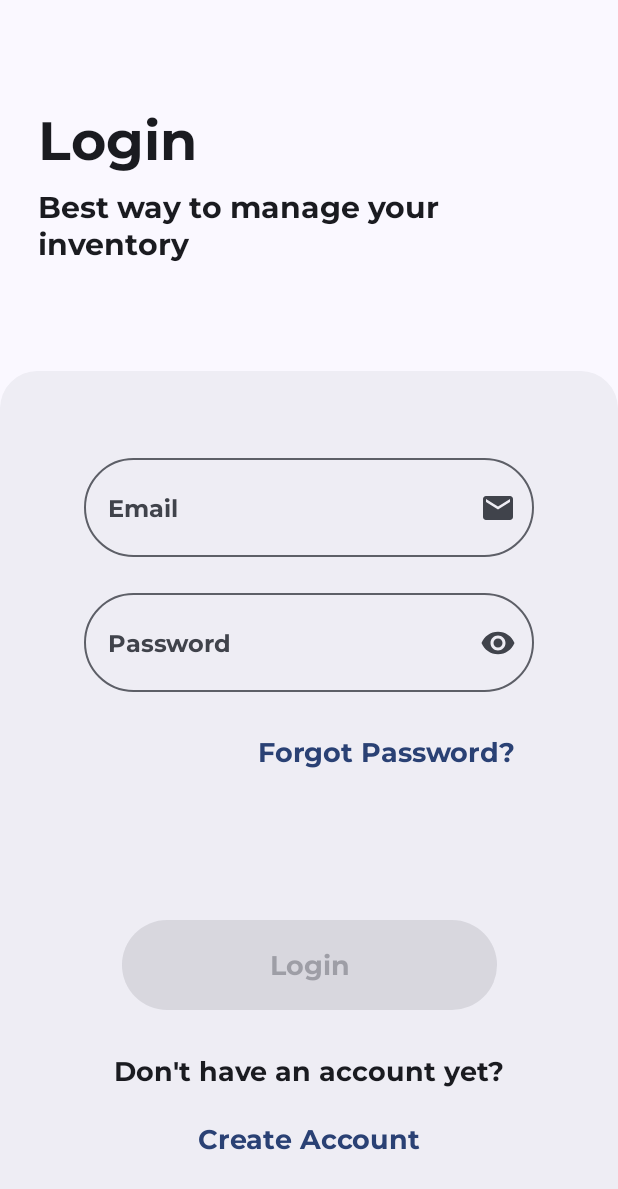
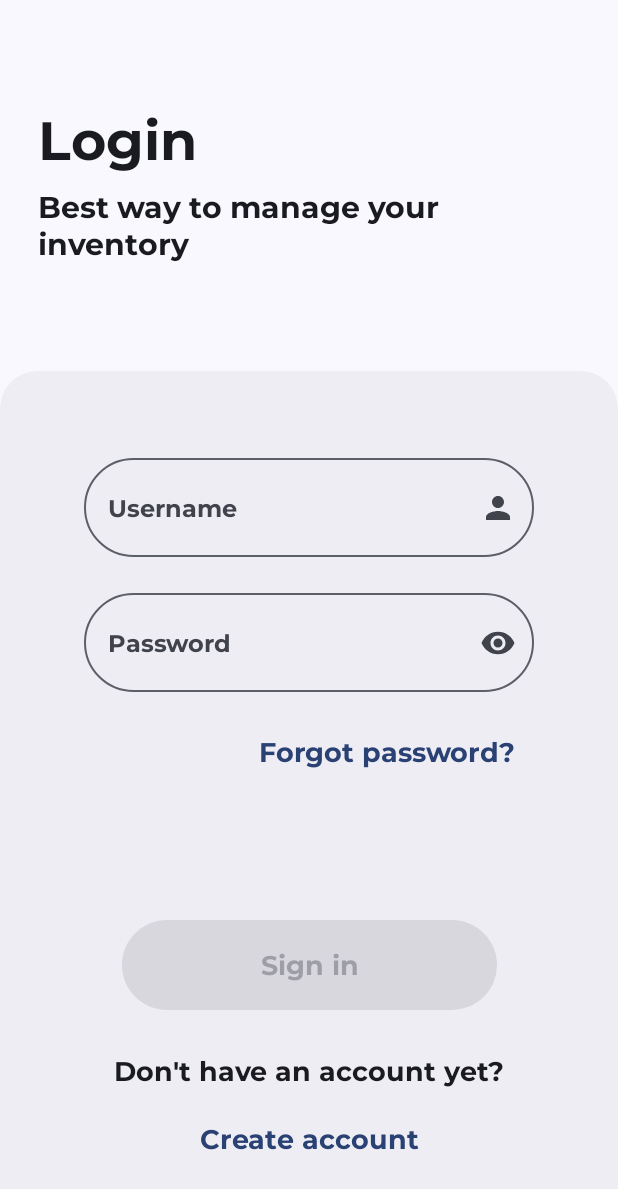
Before and after one commit to nxtgencat/NxtVentory, an Android app built with Jetpack Compose: the screen it shows after launch (MainActivity), after a tap on "Go back", on a phone screen of 412 x 824 dp. Shown: the top 1189 px of the screen. Run offline under Robolectric (Android 15) with nearby library versions, the phone set to English and light mode, and no system bars; our stand-ins replace Firebase (no records; nobody signed in at launch, a user with empty details on screens opened directly), Voyager; Roboto replaces fonts that are not available here; 2 other taps on this screen came first.

Commit message:
username fixes

```diff
--- a/app/build.gradle.kts
+++ b/app/build.gradle.kts
@@ -82,5 +82,7 @@ dependencies {
     implementation("com.google.firebase:firebase-auth")
     implementation("com.google.firebase:firebase-firestore")
 
+    implementation("androidx.compose.runtime:runtime-livedata:1.6.5")
+
 
 }
--- a/app/src/main/java/cat/nxtventory/meow/inventory/InventoryScreen.kt
+++ b/app/src/main/java/cat/nxtventory/meow/inventory/ui/InventoryScreen.kt
@@ -1,4 +1,4 @@
-package cat.nxtventory.meow.inventory
+package cat.nxtventory.meow.inventory.ui
 
 import androidx.compose.foundation.layout.Arrangement
 import androidx.compose.foundation.layout.Column
--- a/app/src/main/java/cat/nxtventory/meow/settings/SettingScreen.kt
+++ b/app/src/main/java/cat/nxtventory/meow/settings/ui/SettingScreen.kt
@@ -1,4 +1,4 @@
-package cat.nxtventory.meow.settings
+package cat.nxtventory.meow.settings.ui
 
 import androidx.compose.foundation.layout.Arrangement
 import androidx.compose.foundation.layout.Column
--- a/app/src/main/java/cat/nxtventory/meow/signin/ui/SignInScreen.kt
+++ b/app/src/main/java/cat/nxtventory/meow/signin/ui/SignInScreen.kt
@@ -14,7 +14,8 @@ import androidx.compose.foundation.layout.width
 import androidx.compose.foundation.shape.RoundedCornerShape
 import androidx.compose.foundation.text.KeyboardOptions
 import androidx.compose.material.icons.Icons
-import androidx.compose.material.icons.filled.Email
+import androidx.compose.material.icons.filled.Person
+import androidx.compose.material.icons.filled.PersonOutline
 import androidx.compose.material.icons.filled.Visibility
 import androidx.compose.material.icons.filled.VisibilityOff
 import androidx.compose.material3.Button
@@ -56,6 +57,8 @@ class SignInScreen : Screen {
 private fun SignInScreenUI(navigator: Navigator?) {
     val context = LocalContext.current
     val viewModel: SignInModel = viewModel()
+
+
     MaterialTheme(
         typography = myTypography // Applying custom typography here
     ) {
@@ -103,7 +106,7 @@ private fun SignInScreenUI(navigator: Navigator?) {
                                 onClick = { navigator?.push(ForgotPasswordScreen()) }
                             ) {
                                 Text(
-                                    text = "Forgot Password?",
+                                    text = "Forgot password?",
                                     style = MaterialTheme.typography.titleMedium
                                 )
                             }
@@ -136,6 +139,7 @@ private fun SignInScreenUI(navigator: Navigator?) {
     }
 }
 
+
 @Composable
 private fun TopBarUI() {
     Text(
@@ -158,25 +162,25 @@ private fun EmailTextField(viewModel: SignInModel) {
         shape = RoundedCornerShape(50.dp),
         singleLine = true,
         textStyle = MaterialTheme.typography.titleSmall,
-        value = viewModel.email.value,
+        value = viewModel.username.value,
         label = {
             Text(
-                text = "Email",
+                text = "Username",
                 style = MaterialTheme.typography.titleSmall
             )
         },
-        isError = viewModel.emailError.value,
-        supportingText = { if (viewModel.emailError.value) Text(text = "Invalid Email") },
+        isError = viewModel.usernameError.value,
+        supportingText = { if (viewModel.usernameError.value) Text(text = "Invalid username") },
         onValueChange = {
-            viewModel.email.value = it
-            viewModel.emailError.value = false
+            viewModel.username.value = it
+            viewModel.usernameError.value = false
         },
         keyboardOptions = KeyboardOptions.Default.copy(
             imeAction = ImeAction.Next
         ),
         trailingIcon = {
             Icon(
-                imageVector = Icons.Default.Email,
+                imageVector = Icons.Default.Person,
                 contentDescription = if (viewModel.isPasswordVisible.value) "Hide password" else "Show password"
             )
         }
@@ -205,7 +209,7 @@ private fun PasswordTextField(viewModel: SignInModel) {
             viewModel.passwordError.value = false
         },
         keyboardOptions = KeyboardOptions.Default.copy(imeAction = ImeAction.Done),
-        supportingText = { if (viewModel.passwordError.value) Text(text = "Invalid Password") },
+        supportingText = { if (viewModel.passwordError.value) Text(text = "Invalid password") },
         visualTransformation = if (viewModel.isPasswordVisible.value) VisualTransformation.None else PasswordVisualTransformation(),
         trailingIcon = {
             IconButton(
@@ -229,14 +233,14 @@ private fun LoginButton(viewModel: SignInModel, context: Context, navigator: Nav
         modifier = Modifier
             .width(250.dp)
             .height(60.dp),
-        enabled = !viewModel.signInProgress.value && viewModel.email.value.isNotEmpty() && viewModel.password.value.isNotEmpty(),
+        enabled = !viewModel.signInProgress.value && viewModel.username.value.isNotEmpty() && viewModel.password.value.isNotEmpty(),
         onClick = { viewModel.signInButtonClick(context, navigator) }
     ) {
         if (viewModel.signInProgress.value) {
             CircularProgressIndicator() // Show CircularProgressIndicator when sign-in is in progress
         } else {
             Text(
-                text = "Login",
+                text = "Sign in",
                 style = MaterialTheme.typography.titleMedium
             )
         }
@@ -250,7 +254,7 @@ private fun SignUpTextButton(viewModel: SignInModel, navigator: Navigator?) {
         onClick = { viewModel.signUpTextButtonClick(navigator) }
     ) {
         Text(
-            text = "Create Account",
+            text = "Create account",
             style = MaterialTheme.typography.titleMedium
         )
     }
--- a/app/src/main/java/cat/nxtventory/meow/signout/SignOutScreen.kt
+++ b/app/src/main/java/cat/nxtventory/meow/signout/ui/SignOutScreen.kt
@@ -1,4 +1,4 @@
-package cat.nxtventory.meow.signout
+package cat.nxtventory.meow.signout.ui
 
 import android.util.Log
 import android.widget.Toast
@@ -67,7 +67,7 @@ fun SignOutScreen(innerPadding: PaddingValues) {
                     CircularProgressIndicator()
                 } else {
                     Text(
-                        text = "Logout",
+                        text = "Sign out",
                         style = MaterialTheme.typography.titleMedium
                     )
                 }
--- a/app/src/main/java/cat/nxtventory/meow/welcome/WelcomeScreen.kt
+++ b/app/src/main/java/cat/nxtventory/meow/welcome/WelcomeScreen.kt
@@ -103,7 +103,7 @@ private fun BottomBarUI(navigator: Navigator?) {
         }
     ) {
         Text(
-            text = "Login",
+            text = "Sign in",
             style = MaterialTheme.typography.titleMedium
         )
     }
@@ -117,7 +117,7 @@ private fun BottomBarUI(navigator: Navigator?) {
         }
     ) {
         Text(
-            text = "Create Account",
+            text = "Create account",
             style = MaterialTheme.typography.titleMedium
         )
     }
```
Also changed, not shown: app/src/main/java/cat/nxtventory/meow/firebase/Firebase.kt (+14 -1 lines), app/src/main/java/cat/nxtventory/meow/loyalty/ui/LoyaltyScreen.kt (renamed from app/src/main/java/cat/nxtventory/meow/refunds/RefundScreen.kt, +6 -7 lines), app/src/main/java/cat/nxtventory/meow/navigation/Naviagtor.kt (+5 -5 lines), app/src/main/java/cat/nxtventory/meow/navigation/ui/NavDrawer.kt (+10 -4 lines), app/src/main/java/cat/nxtventory/meow/refunds/ui/RefundScreen.kt (renamed from app/src/main/java/cat/nxtventory/meow/loyalty/LoyaltyScreen.kt, +7 -6 lines), app/src/main/java/cat/nxtventory/meow/signin/data/SignInModel.kt (deleted, +0 -72 lines), app/src/main/java/cat/nxtventory/meow/signin/data/SigninModel.kt (added, +98 -0 lines), app/src/main/java/cat/nxtventory/meow/signup/ui/SignUpScreen.kt (+4 -3 lines), app/src/main/java/cat/nxtventory/meow/forgotpassword/data/ForgotPassModel.kt (renamed from app/src/main/java/cat/nxtventory/meow/forgotpassword/data/ForgotPasswordModel.kt).
